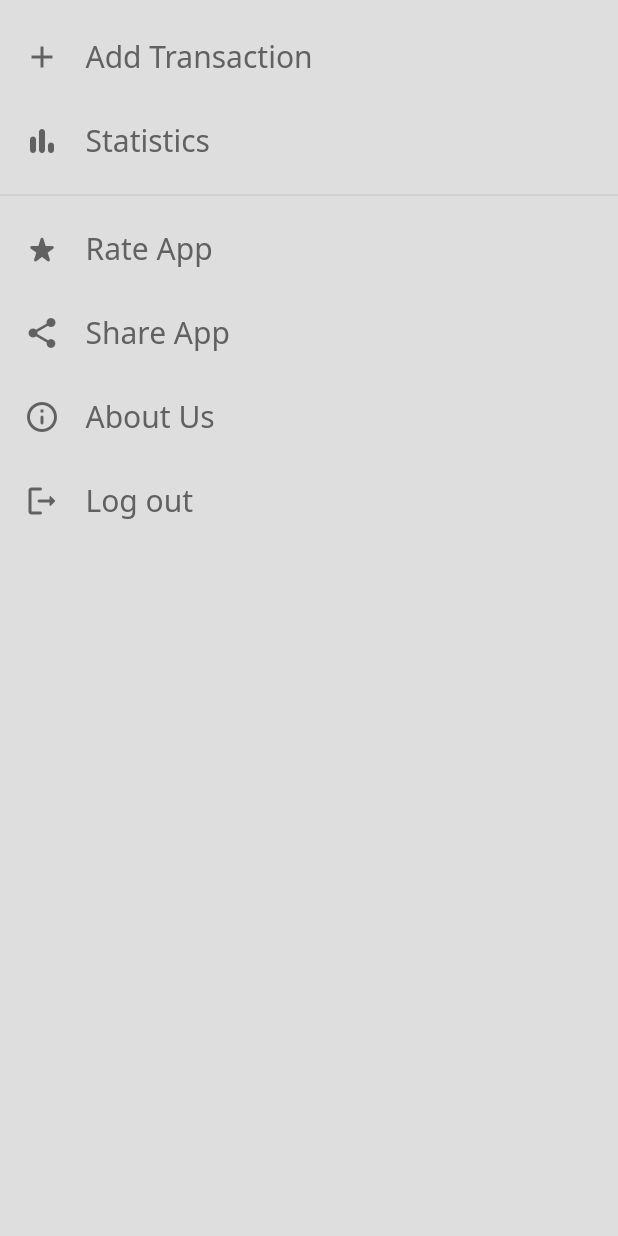
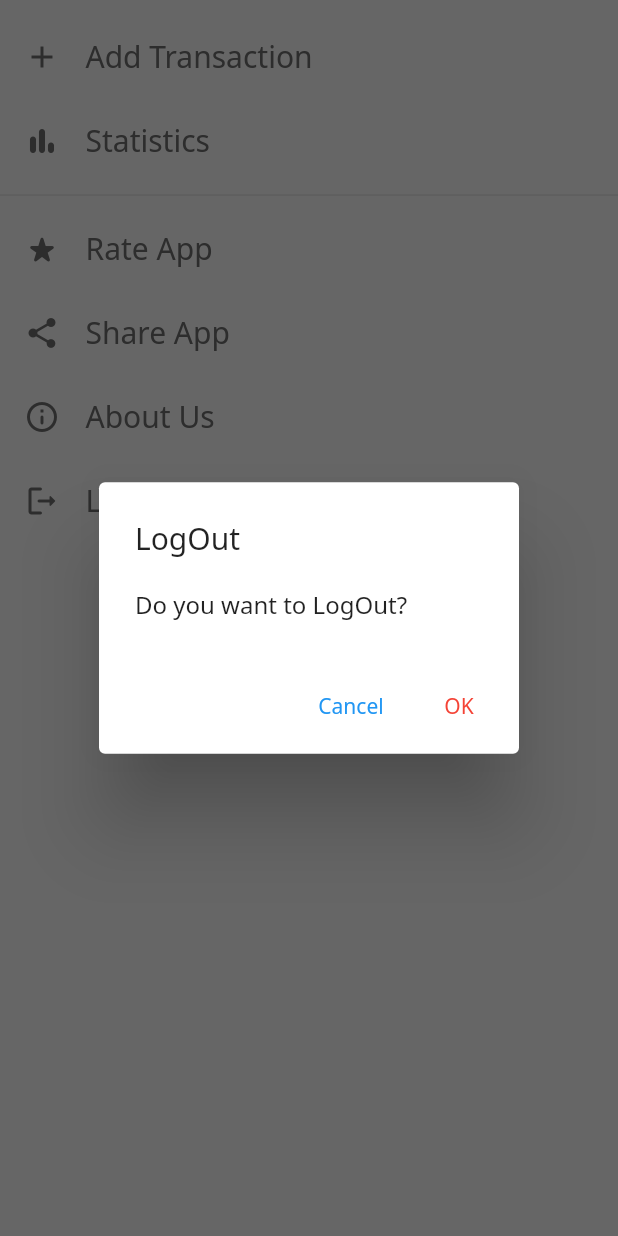
Before and after one commit to RangaKomalSai/22B0440_IntroToAppDev, a Flutter app: the DrawerList widget shown alone on an empty page, opened directly, after a tap on "Log out", on a phone screen of 412 x 824 dp. Run offline on Flutter 3.47's test engine with Material 2 defaults, Android fonts, the phone set to English and light mode, and no system bars; our stand-ins replace cloud_firestore, email_validator, firebase_auth, firebase_core, vibration; accounts and stored records are empty.

Commit message:
login and logout issues sorted

```diff
--- a/lib/auth/login_page.dart
+++ b/lib/auth/login_page.dart
@@ -1,9 +1,11 @@
 // ignore_for_file: prefer_final_fields
 
+import 'package:firebase_auth/firebase_auth.dart';
 import 'package:flutter/material.dart';
 import 'package:email_validator/email_validator.dart';
 
 import '../firestore/firestore.dart';
+import '../screens/home.dart';
 
 class LoginPage extends StatefulWidget {
   final VoidCallback showSignupPage;
--- a/lib/firestore/firestore.dart
+++ b/lib/firestore/firestore.dart
@@ -5,6 +5,10 @@ import 'package:cloud_firestore/cloud_firestore.dart';
 import 'package:flutter/material.dart';
 
 User? user = FirebaseAuth.instance.currentUser;
+
+Future signOut() async{
+  await FirebaseAuth.instance.signOut();
+}
 
 
 Future signUp(BuildContext context,String name,String email, String password, String confirmPassword) async{
--- a/lib/widgets/drawer.dart
+++ b/lib/widgets/drawer.dart
@@ -1,6 +1,10 @@
+
+import 'package:expense_tracker/firestore/firestore.dart';
 import 'package:firebase_auth/firebase_auth.dart';
+import 'package:flutter/cupertino.dart';
 import 'package:flutter/material.dart';
 
+import '../auth/login_page.dart';
 import '../screens/add_expense.dart';
 
 class MyDrawer extends StatelessWidget {
@@ -106,8 +110,17 @@ class MyDrawer extends StatelessWidget {
 class DrawerList extends StatelessWidget {
   const DrawerList({super.key});
 
+
   @override
   Widget build(BuildContext context) {
+
+    void logOut() async{
+      await FirebaseAuth.instance.signOut();
+      //ignore: use_build_context_synchronously
+      Navigator.popUntil(context, (route) => route.isFirst);
+      //ignore: use_build_context_synchronously
+      Navigator.pushReplacement(context, CupertinoPageRoute(builder: (context) => LoginPage(showSignupPage: (){})));
+    }
     return Container(
       height: 500,
       width: double.infinity,
@@ -179,7 +192,31 @@ class DrawerList extends StatelessWidget {
               horizontalTitleGap: 1,
             ),
             ListTile(
-              onTap: ()async {await FirebaseAuth.instance.signOut();},
+              onTap: (){
+                showDialog(
+                  context: context,
+                  builder: (BuildContext context) {
+                    return AlertDialog(
+                      title: const Text('LogOut'),
+                      content: const Text('Do you want to LogOut?'),
+                      actions: [
+                        TextButton(
+                          onPressed: () async{
+                            Navigator.pop(context);
+                          },
+                          child: const Text('Cancel'),
+                        ),
+                        TextButton(
+                          onPressed: () async{
+                            logOut();
+                          },
+                          child: const Text('OK', style: TextStyle(color: Colors.red),),
+                        ),
+                      ],
+                    );
+                  },
+                );
+              },
               leading: Icon(Icons.logout_rounded, color: Colors.grey[700],),
               title: Text(
                 'Log out',
```
